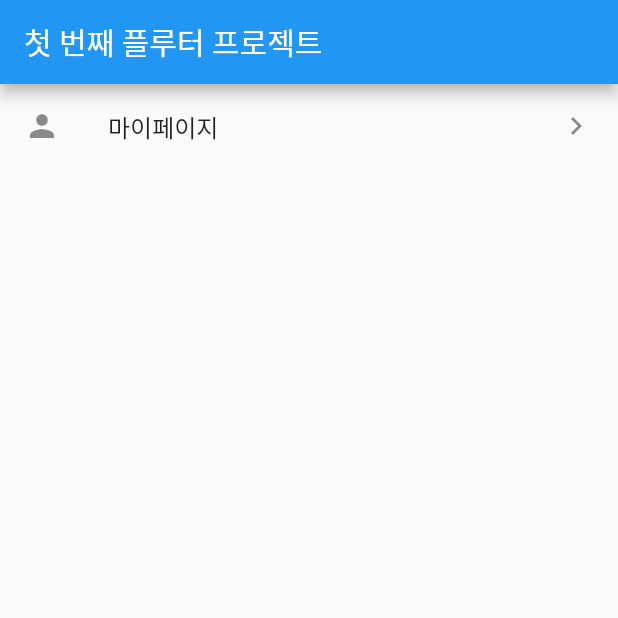
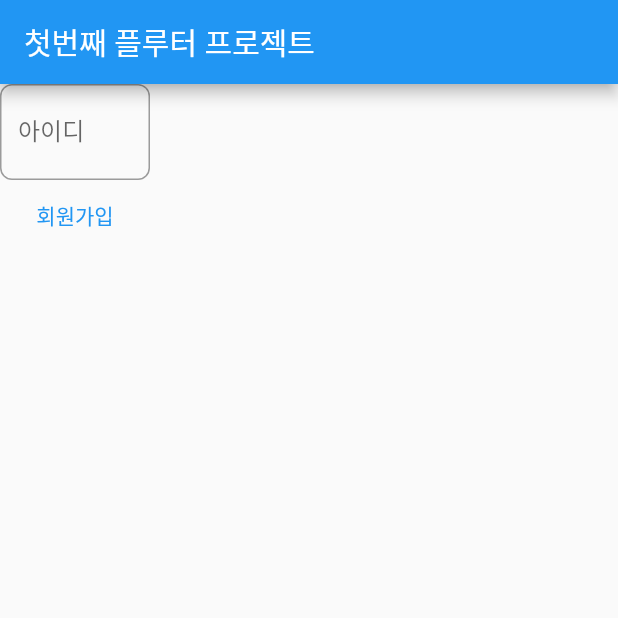
Before and after one commit to codefordmr01/project, a Flutter app: the screen it shows after launch, on a phone screen of 412 x 824 dp, the top half of it. Run offline on Flutter 3.47's test engine with Material 2 defaults, Android fonts, the phone set to English and light mode, and no system bars.

Commit message:
first commit

```diff
--- a/lib/main.dart
+++ b/lib/main.dart
@@ -29,25 +29,39 @@ class MyHomePage extends StatefulWidget {
 }
 
 class _MyHomePageState extends State<MyHomePage> {
-  var _str = "터치 전";
+  TextEditingController controller = TextEditingController();
 
   @override
   Widget build(BuildContext context) {
     return Scaffold(
         appBar: AppBar(
-          title: Text("첫 번째 플루터 프로젝트"),
+          title: Text("첫번째 플루터 프로젝트"),
         ),
-        body: ListView(
+        body: Column(
           children: [
-            ListTile(
-              leading: Icon(Icons.person),
-              title: Text("마이페이지"),
-              trailing: Icon(Icons.chevron_right),
-              onTap: () {
-                print("마이페이지 클릭");
+            Container(
+              width: 100,
+              child: TextField(
+                decoration: InputDecoration(
+                  hintText: "아이디를 입력해주세요",
+                  labelText: "아이디",
+                  border: OutlineInputBorder(
+                      borderRadius: BorderRadius.circular(8.0),
+                  ),
+                ),
+                controller: controller,
+                onChanged: (text) {
+                  print(text);
+                }
+    ),
+            ), TextButton(
+              child: Text('회원가입'),
+              onPressed: () {
+                print(controller.text);
               },
-            )
+            ),
           ],
-        ));
+        ),
+    );
   }
 }
--- a/pubspec.yaml
+++ b/pubspec.yaml
@@ -60,9 +60,8 @@ flutter:
   uses-material-design: true
 
   # To add assets to your application, add an assets section, like this:
-  # assets:
-  #   - images/a_dot_burr.jpeg
-  #   - images/a_dot_ham.jpeg
+  assets:
+    - assets/
 
   # An image asset can refer to one or more resolution-specific "variants", see
   # https://flutter.dev/assets-and-images/#resolution-aware
```
Also changed, not shown: assets/flutter_logo.png (added).
